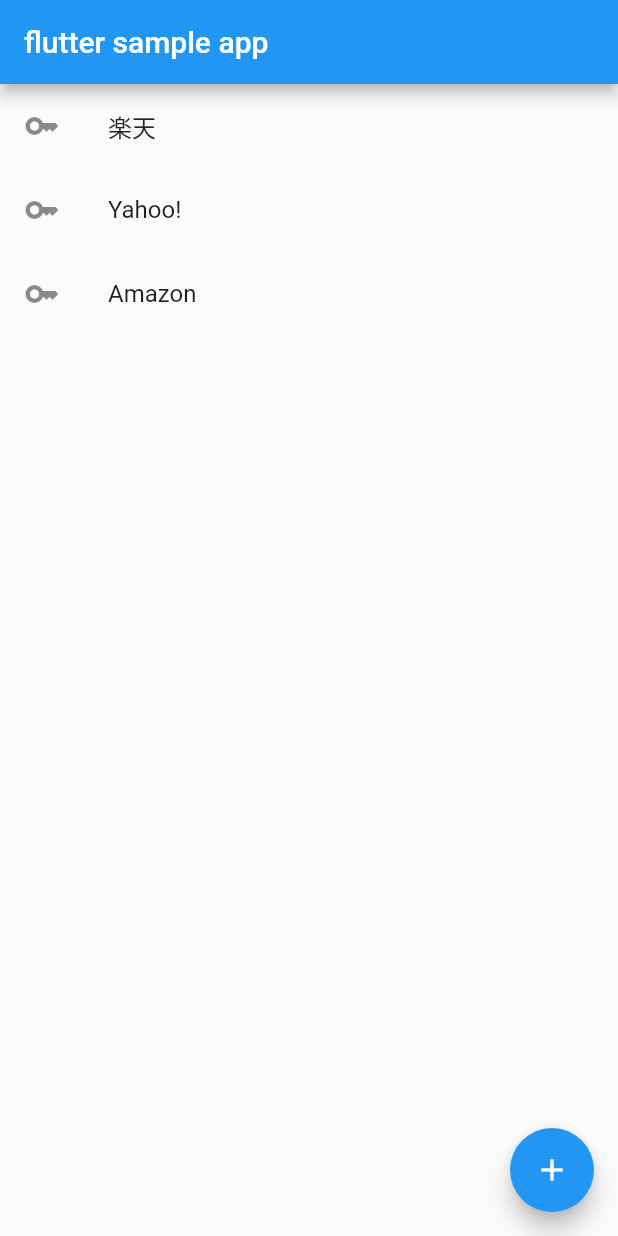
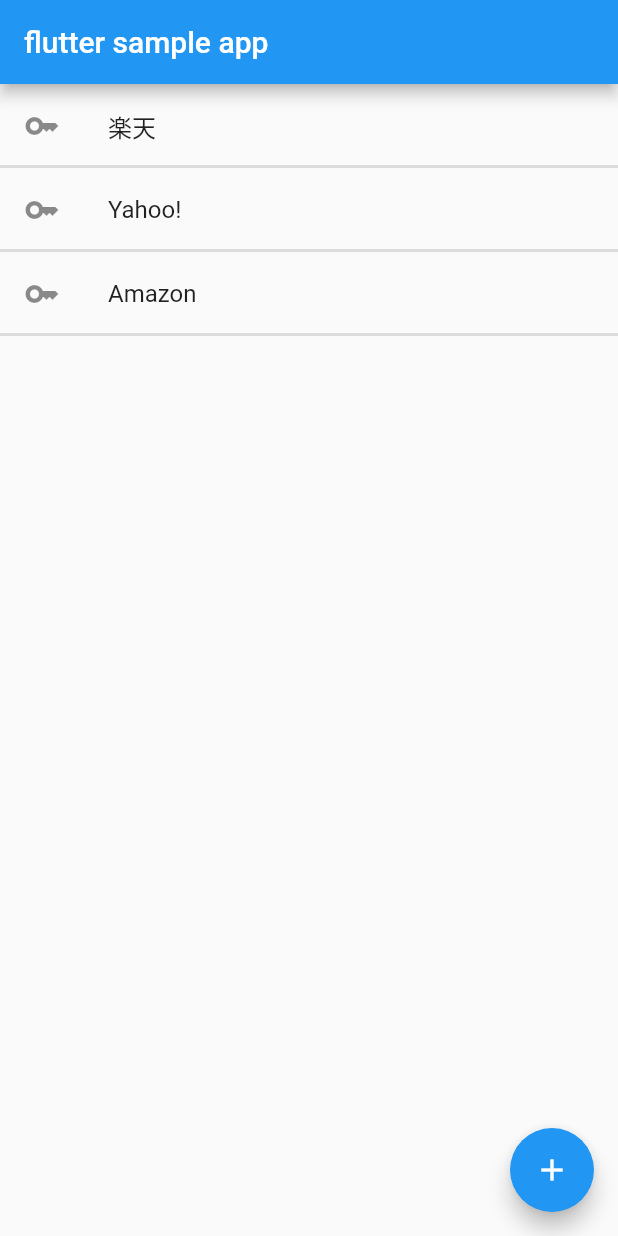
Before and after one commit to ryosuke-horie/sample-flutter-app, a Flutter app: the screen it shows after launch, on a phone screen of 412 x 824 dp. Run offline on Flutter 3.47's test engine with Material 2 defaults, Android fonts, the phone set to English and light mode, and no system bars.

Commit message:
リストの項目の下に線を引く

```diff
--- a/lib/main.dart
+++ b/lib/main.dart
@@ -49,13 +49,25 @@ class _MyHomePageState extends State<MyHomePage> {
               leading: Icon(Icons.key),
               title: Text('楽天'),
             ),
+          Divider(
+              thickness: 2,
+              height: 0,
+          ),
           ListTile(
             leading: Icon(Icons.key),
             title: Text('Yahoo! '),
           ),
+          Divider(
+            thickness: 2,
+            height: 0,
+          ),
           ListTile(
             leading: Icon(Icons.key),
             title: Text('Amazon'),
+          ),
+          Divider(
+            thickness: 2,
+            height: 0,
           ),
         ],
       ),
```
